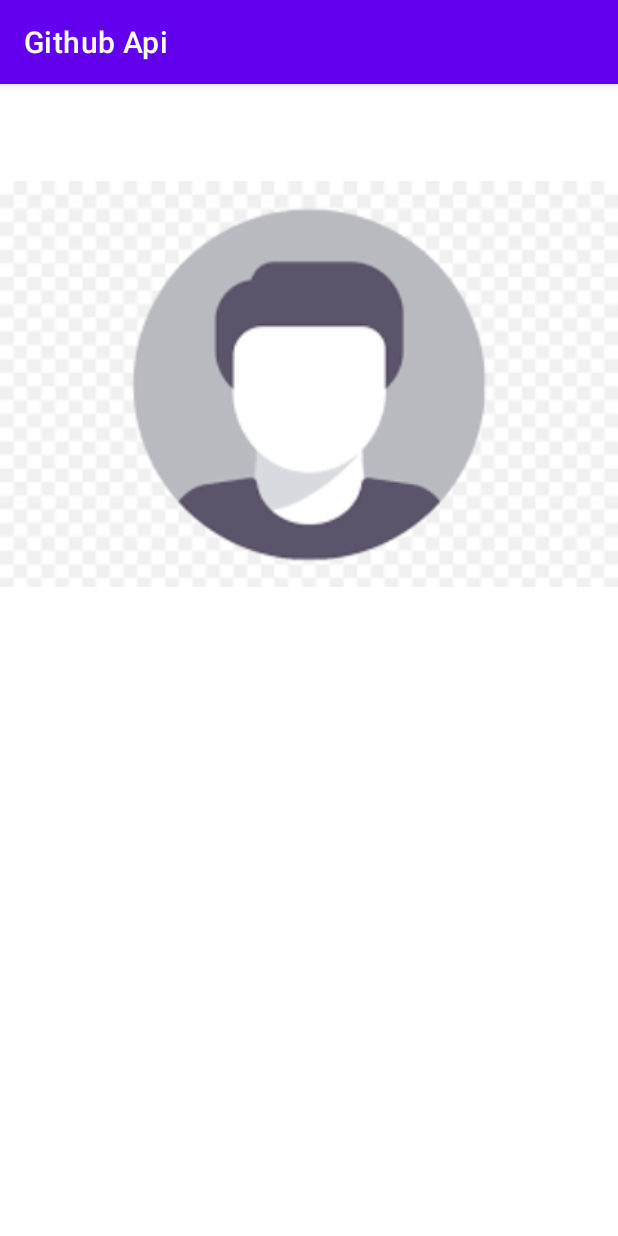
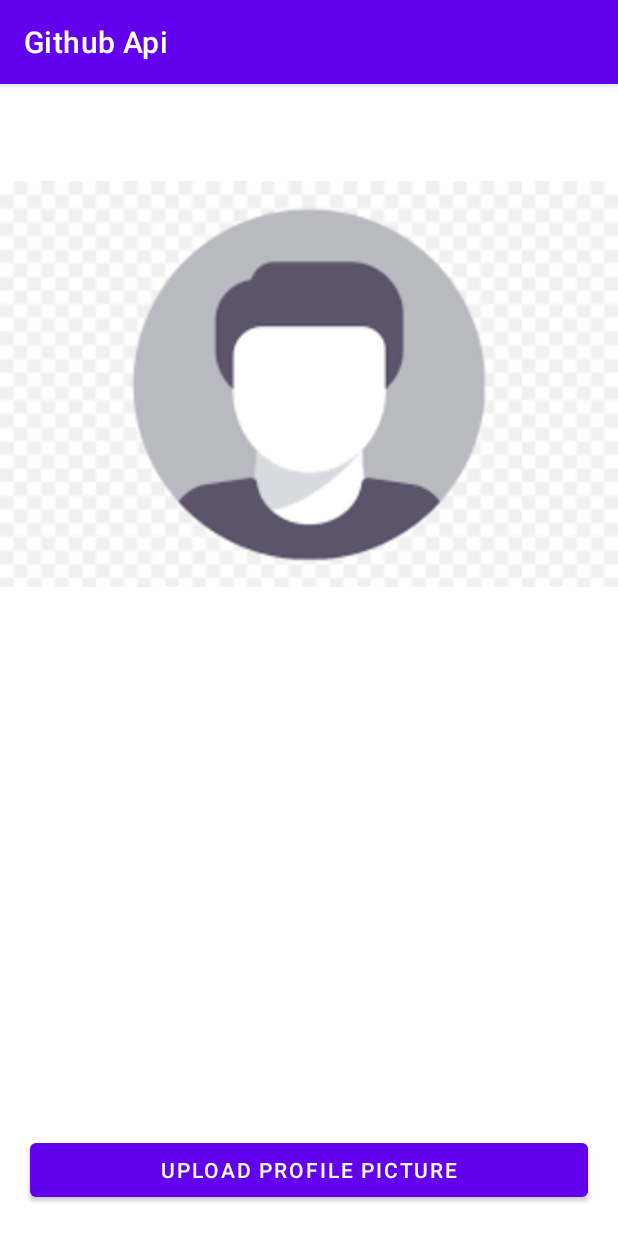
Before and after one commit to JAPHETHNYARANGA/NyarangaApp-Version4, an Android app: the ProfileActivity screen opened directly, with no data from a screen before it, on a phone screen of 412 x 824 dp. Run offline under Robolectric (Android 15) with nearby library versions, the phone set to English and light mode, and no system bars; our stand-ins replace Firebase (no records; nobody signed in at launch, a user with empty details on screens opened directly).

Commit message:
Created button to upload image

```diff
--- a/app/src/main/res/layout/activity_profile.xml
+++ b/app/src/main/res/layout/activity_profile.xml
@@ -11,4 +11,15 @@
         android:layout_width="match_parent"
         android:layout_height="400dp"
         android:src="@drawable/avatar" />
+    <Button
+        android:layout_width="match_parent"
+        android:layout_height="wrap_content"
+        android:text="Upload Profile Picture"
+        android:layout_alignParentBottom="true"
+        android:layout_marginBottom="20dp"
+        android:layout_marginRight="20dp"
+        android:layout_marginLeft="20dp"
+        android:textColor="#fff"
+        android:onClick="uploadImage"
+        />
 </RelativeLayout>
```
